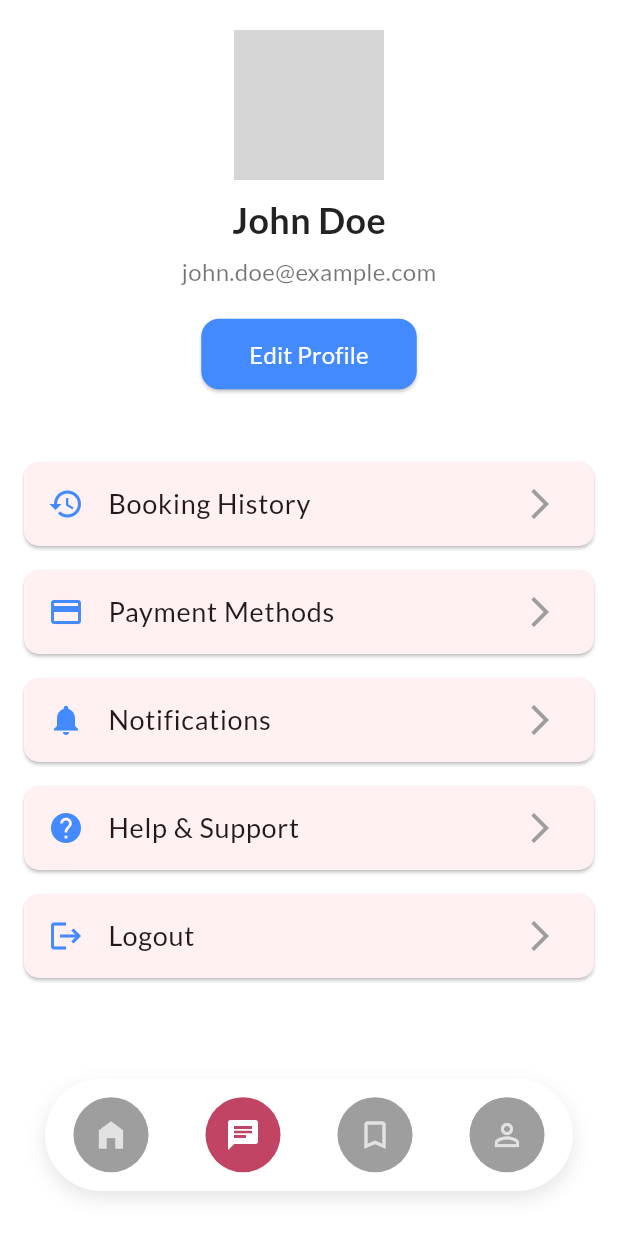
After one commit to sank4lp55/rent_home, a Flutter app: the screen it shows after launch, item 2 of the bottom bar chosen, on a phone screen of 412 x 824 dp. The commit adds this screen. Run offline on Flutter 3.47's test engine with Material 3 defaults, Android fonts, the phone set to English and light mode, and no system bars; our stand-ins replace cached_network_image, carousel_slider, geolocator, google_fonts, google_maps_flutter, shimmer; missing offline and left inert: fbroadcast; network calls fail; statements that could not run were skipped; grey boxes are pictures that could not be loaded.

Commit message:
bottom-nav-bar fix

```diff
--- a/lib/main.dart
+++ b/lib/main.dart
@@ -3,6 +3,8 @@ import 'package:google_fonts/google_fonts.dart';
 import 'package:rent_home/screens/homescreen.dart';
 import 'package:rent_home/screens/map_screen.dart';
 import 'package:rent_home/screens/onboarding.dart';
+import 'package:rent_home/screens/profile_screen.dart';
+import 'package:rent_home/widgets/bottom_nav.dart';
 
 void main() {
   runApp(const MyApp());
@@ -24,7 +26,7 @@ class MyApp extends StatelessWidget {
         textTheme: GoogleFonts.latoTextTheme(),
         primaryColor: const Color(0xffC14464),
       ),
-      home:  Homescreen(),
+      home:  MyHomePage(),
     );
   }
 }
--- a/lib/screens/auth_page.dart
+++ b/lib/screens/auth_page.dart
@@ -1,5 +1,8 @@
 import 'package:flutter/material.dart';
 import 'package:rent_home/screens/home.dart';
+import 'package:rent_home/screens/homescreen.dart';
+
+import '../widgets/bottom_nav.dart';
 
 class AuthPage extends StatefulWidget {
   const AuthPage({super.key});
@@ -214,7 +217,7 @@ class _AuthPageState extends State<AuthPage> {
                                 context,
                                 MaterialPageRoute(
                                     builder: (BuildContext context) =>
-                                        HomePage()));
+                                        MyHomePage()));
                           }
                         },
                         style: ElevatedButton.styleFrom(
--- /dev/null
+++ b/lib/screens/profile_screen.dart
@@ -0,0 +1,114 @@
+import 'package:flutter/material.dart';
+
+class ProfileScreen extends StatelessWidget {
+  @override
+  Widget build(BuildContext context) {
+    return Scaffold(
+      backgroundColor: Colors.white,
+      body: SafeArea(
+        child: Padding(
+          padding: const EdgeInsets.symmetric(horizontal: 16.0),
+          child: Column(
+            children: [
+              const SizedBox(height: 20),
+
+              // Profile Picture
+              const CircleAvatar(
+                radius: 50,
+                backgroundImage: NetworkImage(
+                  "https://example.com/profile_picture.png", // Replace with your image URL
+                ),
+              ),
+              const SizedBox(height: 10),
+
+              // User Name
+              const Text(
+                "John Doe",
+                style: TextStyle(
+                  fontSize: 24,
+                  fontWeight: FontWeight.bold,
+                  color: Colors.black87,
+                ),
+              ),
+              const SizedBox(height: 5),
+
+              // User Email
+              const Text(
+                "john.doe@example.com",
+                style: TextStyle(
+                  fontSize: 16,
+                  color: Colors.black54,
+                ),
+              ),
+              const SizedBox(height: 20),
+
+              // Edit Profile Button
+              ElevatedButton(
+                onPressed: () {
+                  // Implement edit profile functionality
+                },
+                style: ElevatedButton.styleFrom(
+                  backgroundColor: Colors.blueAccent,
+                  shape: RoundedRectangleBorder(
+                    borderRadius: BorderRadius.circular(12),
+                  ),
+                  padding:
+                      const EdgeInsets.symmetric(vertical: 12, horizontal: 32),
+                ),
+                child: const Text(
+                  "Edit Profile",
+                  style: TextStyle(
+                    fontSize: 16,
+                    color: Colors.white,
+                  ),
+                ),
+              ),
+              const SizedBox(height: 30),
+
+              // Settings List
+              Expanded(
+                child: ListView(
+                  padding: const EdgeInsets.only(top: 10),
+                  children: [
+                    _buildSettingItem(
+                        context, "Booking History", Icons.history),
+                    _buildSettingItem(
+                        context, "Payment Methods", Icons.payment),
+                    _buildSettingItem(
+                        context, "Notifications", Icons.notifications),
+                    _buildSettingItem(context, "Help & Support", Icons.help),
+                    _buildSettingItem(context, "Logout", Icons.logout,
+                        isLogout: true),
+                  ],
+                ),
+              ),
+            ],
+          ),
+        ),
+      ),
+    );
+  }
+
+  Widget _buildSettingItem(BuildContext context, String title, IconData icon,
+      {bool isLogout = false}) {
+    return Card(
+      margin: const EdgeInsets.symmetric(vertical: 8),
+      shape: RoundedRectangleBorder(
+        borderRadius: BorderRadius.circular(10),
+      ),
+      child: ListTile(
+        leading: Icon(icon, color: Colors.blueAccent),
+        title: Text(title, style: const TextStyle(fontSize: 18)),
+        trailing: const Icon(Icons.arrow_forward_ios, color: Colors.grey),
+        onTap: () {
+          // Implement navigation for each setting
+          if (isLogout) {
+            // Handle logout
+          } else {
+            // Navigate to the respective screen
+          }
+        },
+      ),
+    );
+  }
+}
--- a/lib/widgets/bottom_nav.dart
+++ b/lib/widgets/bottom_nav.dart
@@ -1,13 +1,55 @@
 import 'package:flutter/material.dart';
+import 'package:rent_home/screens/homescreen.dart';
+import 'package:rent_home/screens/profile_screen.dart';
 
-class HomeBottomNavBar extends StatelessWidget {
-  const HomeBottomNavBar({super.key});
+class MyHomePage extends StatefulWidget {
+  const MyHomePage({Key? key}) : super(key: key);
+
+  @override
+  State<MyHomePage> createState() => _MyHomePageState();
+}
+
+class _MyHomePageState extends State<MyHomePage> {
+  final PageController pageController = PageController(initialPage: 0);
+  bool isHomeActive = true;
+  bool isMessageActive = false;
+  bool isBookmarkActive = false;
+  bool isProfileActive = false;
+  late ValueNotifier<int> _selectedIndex =  ValueNotifier(0);
+
+  final pages = [
+    Homescreen(),
+    ProfileScreen(),
+    Homescreen(),
+    ProfileScreen(),
+  ];
 
   @override
   Widget build(BuildContext context) {
+    return Stack(children: [
+      Scaffold(
+        // extendBody: true,
+        body: ValueListenableBuilder(
+          valueListenable: _selectedIndex,
+          builder: (BuildContext context, int value, _) {
+            return pages[value];
+          },
+        ),
+      ),
+      Positioned(
+        bottom: 30,
+        left: 30,
+        right: 30,
+        child: _bottomNavBar(context),
+      ),
+    ]);
+  }
+
+  Widget _bottomNavBar(BuildContext context) {
     final screenWidth = MediaQuery.of(context).size.width;
 
-    return Center( // Center the container horizontally
+    return Center(
+      // Center the container horizontally
       child: Container(
         width: screenWidth - 30, // Set the width to screen width - 30
         height: 75,
@@ -25,53 +67,61 @@ class HomeBottomNavBar extends StatelessWidget {
         child: Row(
           mainAxisAlignment: MainAxisAlignment.spaceAround,
           children: [
-            NavBarItem(
+            _navBarItem(
               icon: Icons.home_filled,
               label: 'Home',
-              isActive: true,
-              onTap: () {},
+              isActive:  _selectedIndex.value==0,
+              onTap: () {
+                setState(() {
+                  _selectedIndex.value=0;
+                });
+                pageController.jumpToPage(0);
+              },
             ),
-            NavBarItem(
+            _navBarItem(
               icon: Icons.chat,
               label: 'Chat',
-              isActive: false,
-              onTap: () {},
+              isActive: _selectedIndex.value==1,
+              onTap: () {
+                setState(() {
+                  _selectedIndex.value=1;
+                });
+                pageController.jumpToPage(1);
+              },
             ),
-            NavBarItem(
+            _navBarItem(
               icon: Icons.bookmark_outline,
               label: 'Bookmark',
-              isActive: false,
-              onTap: () {},
+              isActive: _selectedIndex.value==2,
+              onTap: () {
+                setState(() {
+                  _selectedIndex.value=2;
+                });
+                pageController.jumpToPage(2);
+              },
             ),
-            NavBarItem(
+            _navBarItem(
               icon: Icons.person_outline,
               label: 'Profile',
-              isActive: false,
-              onTap: () {},
+              isActive: _selectedIndex.value==3,
+              onTap: () {
+                setState(() {
+                  _selectedIndex.value=3;
+                });
+                pageController.jumpToPage(3);
+              },
             ),
           ],
         ),
       ),
     );
   }
-}
 
-class NavBarItem extends StatelessWidget {
-  const NavBarItem({
-    super.key,
-    required this.icon,
-    required this.label,
-    required this.isActive,
-    required this.onTap,
-  });
-
-  final IconData icon;
-  final String label;
-  final bool isActive;
-  final VoidCallback onTap;
-
-  @override
-  Widget build(BuildContext context) {
+  Widget _navBarItem(
+      {IconData? icon,
+      String? label,
+      required bool isActive,
+      VoidCallback? onTap}) {
     return GestureDetector(
       onTap: onTap,
       child: Column(
@@ -79,9 +129,8 @@ class NavBarItem extends StatelessWidget {
         children: [
           CircleAvatar(
             radius: 25,
-            backgroundColor: isActive
-                ? Theme.of(context).primaryColor
-                : Colors.grey,
+            backgroundColor:
+                isActive ? Theme.of(context).primaryColor : Colors.grey,
             child: Icon(
               icon,
               color: isActive ? Colors.white : Colors.white70,
--- a/pubspec.yaml
+++ b/pubspec.yaml
@@ -40,6 +40,8 @@ dependencies:
   geolocator: ^13.0.1
   fbroadcast: ^2.0.0
   carousel_slider: ^5.0.0
+  cached_network_image: ^3.4.1
+  shimmer: ^3.0.0
 
 dev_dependencies:
   flutter_test:
```
Also changed, not shown: lib/screens/home.dart (+6 -6 lines), lib/screens/homescreen.dart (+7 -6 lines), lib/screens/map_screen.dart (+21 -2 lines), pubspec.lock.
